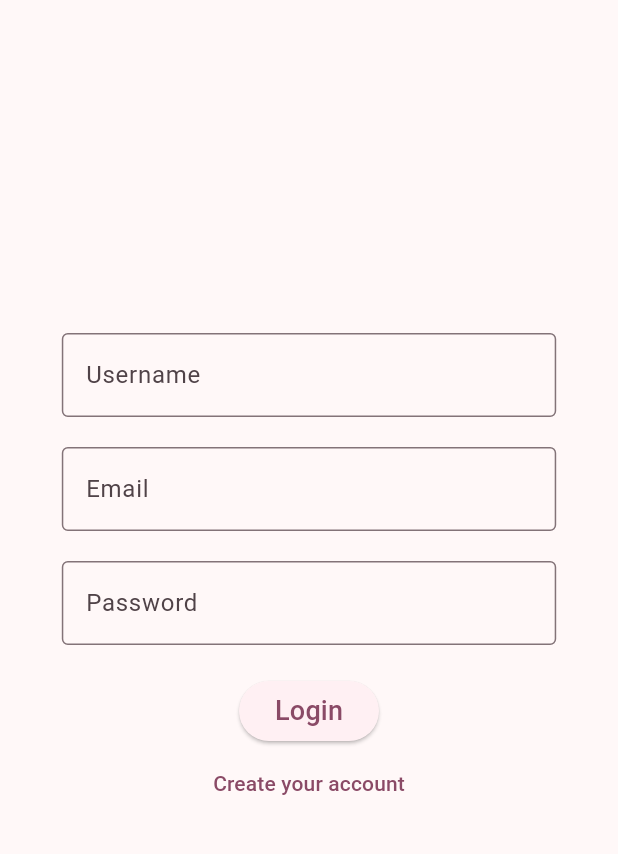
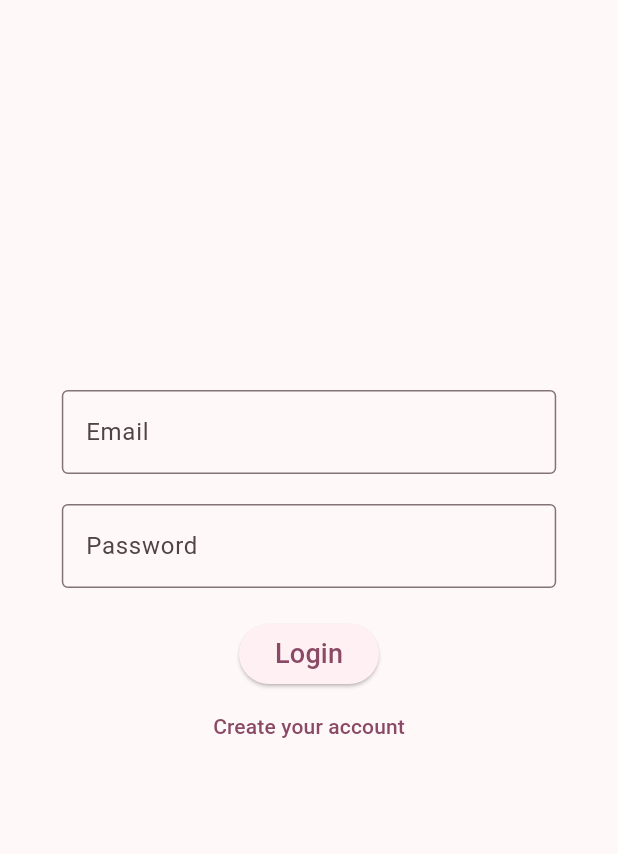
Before and after one commit to kiakalani/BlurreDAPP, a Flutter app: the screen it shows after launch, after a tap on "Log In", on a phone screen of 412 x 824 dp, the part 84-938 px from its top. Run offline on Flutter 3.47's test engine with Material 3 defaults, Android fonts, the phone set to English and light mode, and no system bars; our stand-ins replace cookie_jar, dio, dio_cookie_manager; missing offline and left inert: dart:html; network calls fail.

Commit message:
delete username in login page

```diff
--- a/ui/lib/login.dart
+++ b/ui/lib/login.dart
@@ -21,7 +21,6 @@ class LoginPage extends StatefulWidget {
 }
 
 class LoginPageState extends State<LoginPage> {
-  final _usernameController = TextEditingController();
   final _emailController = TextEditingController();
   final _passwordController = TextEditingController();
 
@@ -45,18 +44,6 @@ class LoginPageState extends State<LoginPage> {
           child: Column(
             mainAxisAlignment: MainAxisAlignment.center,
             children: [
-              SizedBox(
-                width: fieldWidth, // Control the width here
-                child: TextField(
-                  controller: _usernameController,
-                  decoration: const InputDecoration(
-                    labelText: 'Username',
-                    border: OutlineInputBorder(),
-                  ),
-                  keyboardType: TextInputType.name,
-                ),
-              ),
-              const SizedBox(height: 20),
               SizedBox(
                 width: fieldWidth,
                 child: TextField(
@@ -87,7 +74,6 @@ class LoginPageState extends State<LoginPage> {
                     builder: (context) =>
                         const LoginSuccessfullyPage()));
                   /*net.postRequest('http://localhost:3001/auth/signin/', {
-                    "username": _usernameController,
                     "email": _emailController,
                     "password": _passwordController.text
                   }).then((resp) => {
@@ -102,7 +88,6 @@ class LoginPageState extends State<LoginPage> {
                   // client.post(
                   //   Uri.parse('http://localhost:3001/auth/signin/',),
                   //   body: jsonEncode({
-                  //    "username": _usernameController,
                   //    "email": _emailController,
                   //    "password": _passwordController.text
                   //   }),
@@ -118,7 +103,6 @@ class LoginPageState extends State<LoginPage> {
                   //   Uri.parse('http://127.0.0.1:5000/auth/signin/'),
                   //   headers: {"Content-Type": "application/json"},
                   //   body: jsonEncode({
-                  //     "username": _usernameController,
                   //     "email": _emailController,
                   //     "password": _passwordController.text,
                   //   }),
@@ -133,7 +117,7 @@ class LoginPageState extends State<LoginPage> {
                   //   }
                   // );
                   developer.log(
-                      'Username: ${_usernameController.text}, Email: ${_emailController.text}, Password: ${_passwordController.text}',
+                      'Email: ${_emailController.text}, Password: ${_passwordController.text}',
                       name: 'LoginPage');
                 },
                 child: const Text(
```
